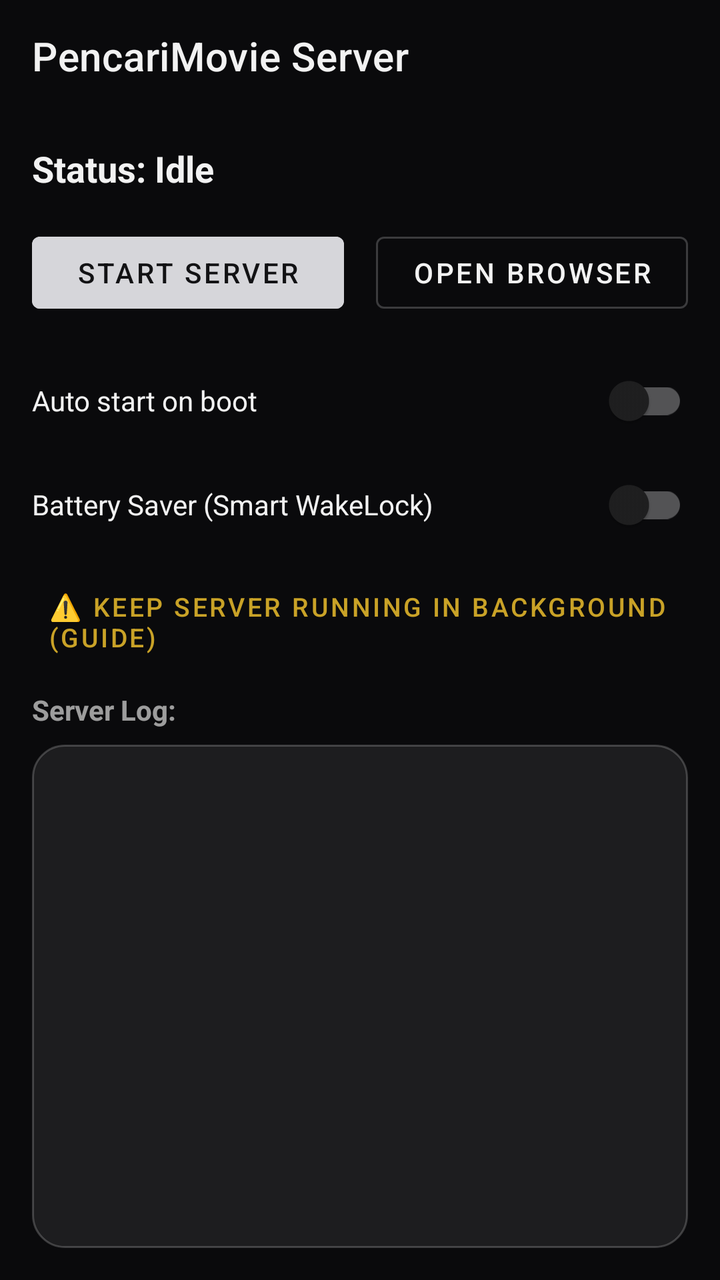
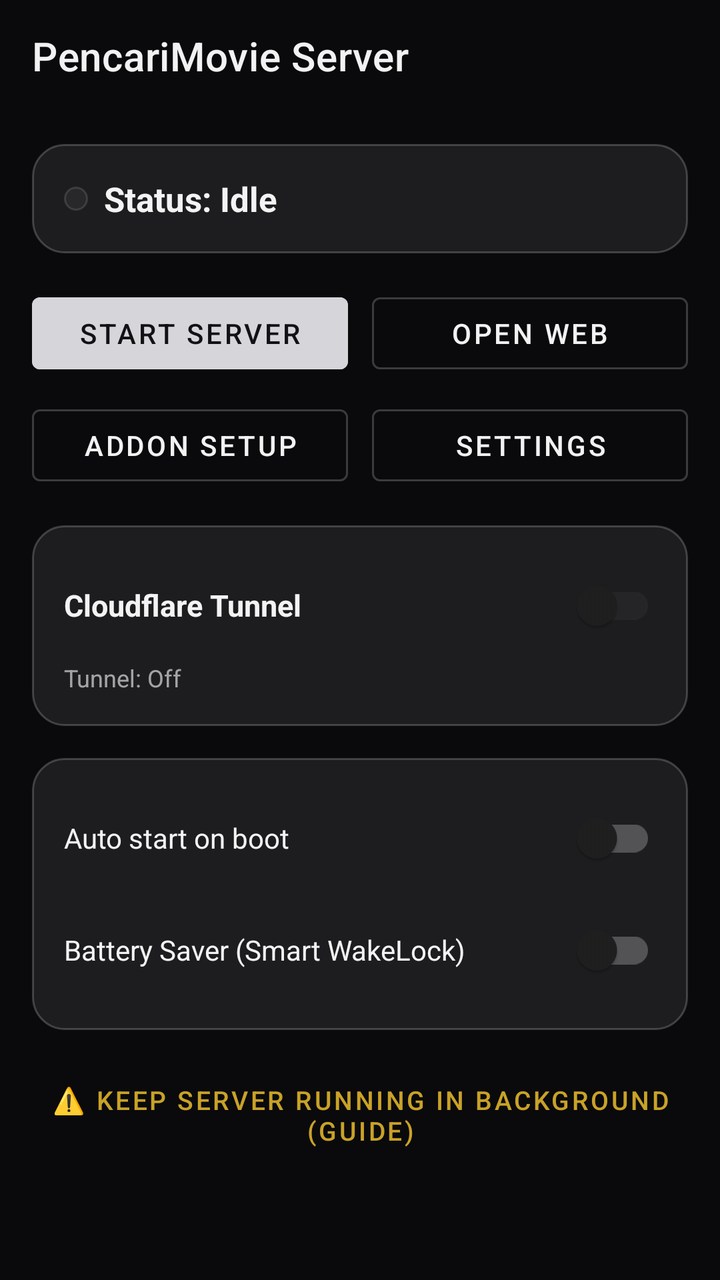

The first picture is an Android layout as it rendered before a commit; the second is the same layout after the commit. The layout source and the unified diff follow.
<!-- AndroidManifest.xml: application theme Theme.PencariMovie -->
<!-- res/layout/activity_main.xml -->
<?xml version="1.0" encoding="utf-8"?>
<androidx.coordinatorlayout.widget.CoordinatorLayout xmlns:android="http://schemas.android.com/apk/res/android"
    xmlns:app="http://schemas.android.com/apk/res-auto"
    android:layout_width="match_parent"
    android:layout_height="match_parent"
    android:background="@color/glass_bg">

    <com.google.android.material.appbar.MaterialToolbar
        android:id="@+id/toolbar"
        android:layout_width="match_parent"
        android:layout_height="?attr/actionBarSize"
        android:background="@color/glass_bg"
        android:elevation="0dp"
        app:title="@string/app_name"
        app:titleTextColor="@color/glass_text" />

    <LinearLayout
        android:layout_width="match_parent"
        android:layout_height="match_parent"
        android:layout_marginTop="?attr/actionBarSize"
        android:orientation="vertical"
        android:padding="16dp">

        <TextView
            android:id="@+id/tvStatus"
            android:layout_width="wrap_content"
            android:layout_height="wrap_content"
            android:layout_marginBottom="16dp"
            android:text="@string/status_idle"
            android:textColor="@color/glass_text"
            android:textSize="18sp"
            android:textStyle="bold" />

        
        <LinearLayout
            android:id="@+id/updateBanner"
            android:layout_width="match_parent"
            android:layout_height="wrap_content"
            android:layout_marginBottom="16dp"
            android:background="@drawable/glass_card"
            android:orientation="vertical"
            android:padding="16dp"
            android:visibility="gone">

            <TextView
                android:id="@+id/tvUpdateText"
                android:layout_width="match_parent"
                android:layout_height="wrap_content"
                android:textColor="@color/glass_text"
                android:textSize="14sp"
                android:textStyle="bold" />

            
            <ProgressBar
                android:id="@+id/updateProgress"
                style="?android:attr/progressBarStyleHorizontal"
                android:layout_width="match_parent"
                android:layout_height="wrap_content"
                android:layout_marginTop="12dp"
                android:max="100"
                android:progress="0"
                android:progressTint="@color/glass_accent"
                android:progressBackgroundTint="@color/glass_border"
                android:visibility="gone" />

            <com.google.android.material.button.MaterialButton
                android:id="@+id/btnUpdateDownload"
                style="@style/Widget.MaterialComponents.Button"
                android:layout_width="match_parent"
                android:layout_height="wrap_content"
                android:layout_marginTop="12dp"
                android:backgroundTint="@color/glass_accent"
                android:text="@string/update_download"
                android:textColor="@color/glass_on_accent" />

        </LinearLayout>

        <LinearLayout
            android:layout_width="match_parent"
            android:layout_height="wrap_content"
            android:layout_marginBottom="16dp"
            android:orientation="horizontal">

            <com.google.android.material.button.MaterialButton
                android:id="@+id/btnStartStop"
                style="@style/Widget.MaterialComponents.Button"
                android:layout_width="0dp"
                android:layout_height="wrap_content"
                android:layout_marginEnd="8dp"
                android:layout_weight="1"
                android:backgroundTint="@color/glass_accent"
                android:text="@string/start_server"
                android:textColor="@color/glass_on_accent" />

            <com.google.android.material.button.MaterialButton
                android:id="@+id/btnOpenBrowser"
                style="@style/Widget.MaterialComponents.Button.OutlinedButton"
                android:layout_width="0dp"
                android:layout_height="wrap_content"
                android:layout_marginStart="8dp"
                android:layout_weight="1"
                android:enabled="false"
                android:text="@string/open_browser"
                android:textColor="@color/glass_text"
                app:strokeColor="@color/glass_border" />

        </LinearLayout>

        <com.google.android.material.switchmaterial.SwitchMaterial
            android:id="@+id/switchAutoStart"
            android:layout_width="match_parent"
            android:layout_height="wrap_content"
            android:layout_marginBottom="4dp"
            android:text="@string/auto_start_on_boot"
            android:textColor="@color/glass_text"
            android:textSize="14sp" />

        <com.google.android.material.switchmaterial.SwitchMaterial
            android:id="@+id/switchBatterySaver"
            android:layout_width="match_parent"
            android:layout_height="wrap_content"
            android:layout_marginBottom="8dp"
            android:text="@string/battery_saver_mode"
            android:textColor="@color/glass_text"
            android:textSize="14sp" />

        <com.google.android.material.button.MaterialButton
            android:id="@+id/btnBackgroundGuide"
            style="@style/Widget.MaterialComponents.Button.TextButton"
            android:layout_width="match_parent"
            android:layout_height="wrap_content"
            android:layout_marginBottom="8dp"
            android:text="⚠️ Keep Server Running in Background (Guide)"
            android:textAlignment="textStart"
            android:textColor="@color/glass_warn"
            android:textSize="13sp" />

        <TextView
            android:layout_width="match_parent"
            android:layout_height="wrap_content"
            android:layout_marginBottom="8dp"
            android:text="Server Log:"
            android:textColor="@color/glass_text_dim"
            android:textSize="14sp"
            android:textStyle="bold" />

        <ScrollView
            android:layout_width="match_parent"
            android:layout_height="0dp"
            android:layout_weight="1"
            android:background="@drawable/glass_card"
            android:padding="12dp">

            <TextView
                android:id="@+id/tvLog"
                android:layout_width="match_parent"
                android:layout_height="wrap_content"
                android:fontFamily="monospace"
                android:textColor="@color/glass_text_dim"
                android:textSize="11sp"
                android:typeface="monospace" />

        </ScrollView>

    </LinearLayout>

</androidx.coordinatorlayout.widget.CoordinatorLayout>
<!-- resources referenced by this layout -->
<resources>
  <color name="glass_accent">#D6D6DA</color>
  <color name="glass_bg">#0A0A0C</color>
  <color name="glass_border">#33FFFFFF</color>
  <color name="glass_on_accent">#121214</color>
  <color name="glass_text">#F2FFFFFF</color>
  <color name="glass_text_dim">#99FFFFFF</color>
  <color name="glass_warn">#C9A227</color>
  <!-- drawable glass_card (drawable) -->
  <?xml version="1.0" encoding="utf-8"?>
  <shape xmlns:android="http://schemas.android.com/apk/res/android"
      android:shape="rectangle">
      <solid android:color="@color/glass_surface" />
      <stroke
          android:width="1dp"
          android:color="@color/glass_border" />
      <corners android:radius="16dp" />
  </shape>
  <string name="app_name">PencariMovie Server</string>
  <string name="auto_start_on_boot">Auto start on boot</string>
  <string name="battery_saver_mode">Battery Saver (Smart WakeLock)</string>
  <string name="open_browser">Open Browser</string>
  <string name="start_server">Start Server</string>
  <string name="status_idle">Status: Idle</string>
  <string name="update_download">Download Update</string>
  <style name="Theme.PencariMovie" parent="Theme.MaterialComponents.NoActionBar">
          
          <item name="colorPrimary">@color/glass_bg</item>
          <item name="colorPrimaryVariant">@color/glass_bg</item>
          <item name="colorOnPrimary">@color/glass_text</item>
          <item name="colorPrimarySurface">@color/glass_bg</item>
          <item name="colorPrimaryInverse">@color/glass_bg</item>
          <item name="colorSecondary">@color/secondary</item>
          <item name="colorSecondaryVariant">@color/secondary_dark</item>
          <item name="colorOnSecondary">@color/black</item>
  
          
          <item name="android:colorBackground">@color/glass_bg</item>
          <item name="colorSurface">@color/glass_bg</item>
          <item name="colorOnSurface">@color/glass_text</item>
          <item name="colorOnBackground">@color/glass_text</item>
          <item name="colorError">@color/glass_error</item>
  
          
          <item name="android:statusBarColor">@color/glass_bg</item>
          <item name="android:navigationBarColor">@color/glass_bg</item>
          <item name="android:windowLightStatusBar">false</item>
          <item name="android:windowLightNavigationBar">false</item>
  
          
          <item name="android:windowBackground">@color/glass_bg</item>
      </style>
  <color name="glass_surface">#14FFFFFF</color>
  <color name="secondary">#9AA0A6</color>
  <color name="secondary_dark">#6B7075</color>
  <color name="black">#000000</color>
  <color name="glass_error">#C25B5B</color>
</resources>

<!-- the commit's change to res/layout/activity_main.xml (unified diff, before → after) -->
@@ -14,154 +14,282 @@
         app:title="@string/app_name"
         app:titleTextColor="@color/glass_text" />
 
-    <LinearLayout
+    <ScrollView
         android:layout_width="match_parent"
         android:layout_height="match_parent"
         android:layout_marginTop="?attr/actionBarSize"
-        android:orientation="vertical"
-        android:padding="16dp">
-
-        <TextView
-            android:id="@+id/tvStatus"
-            android:layout_width="wrap_content"
-            android:layout_height="wrap_content"
-            android:layout_marginBottom="16dp"
-            android:text="@string/status_idle"
-            android:textColor="@color/glass_text"
-            android:textSize="18sp"
-            android:textStyle="bold" />
-
-        
-        <LinearLayout
-            android:id="@+id/updateBanner"
-            android:layout_width="match_parent"
-            android:layout_height="wrap_content"
-            android:layout_marginBottom="16dp"
-            android:background="@drawable/glass_card"
-            android:orientation="vertical"
-            android:padding="16dp"
-            android:visibility="gone">
-
-            <TextView
-                android:id="@+id/tvUpdateText"
-                android:layout_width="match_parent"
-                android:layout_height="wrap_content"
-                android:textColor="@color/glass_text"
-                android:textSize="14sp"
-                android:textStyle="bold" />
-
-            
-            <ProgressBar
-                android:id="@+id/updateProgress"
-                style="?android:attr/progressBarStyleHorizontal"
-                android:layout_width="match_parent"
-                android:layout_height="wrap_content"
-                android:layout_marginTop="12dp"
-                android:max="100"
-                android:progress="0"
-                android:progressTint="@color/glass_accent"
-                android:progressBackgroundTint="@color/glass_border"
-                android:visibility="gone" />
-
-            <com.google.android.material.button.MaterialButton
-                android:id="@+id/btnUpdateDownload"
-                style="@style/Widget.MaterialComponents.Button"
-                android:layout_width="match_parent"
-                android:layout_height="wrap_content"
-                android:layout_marginTop="12dp"
-                android:backgroundTint="@color/glass_accent"
-                android:text="@string/update_download"
-                android:textColor="@color/glass_on_accent" />
-
-        </LinearLayout>
+        android:fillViewport="true">
 
         <LinearLayout
             android:layout_width="match_parent"
             android:layout_height="wrap_content"
-            android:layout_marginBottom="16dp"
-            android:orientation="horizontal">
+            android:orientation="vertical"
+            android:padding="16dp">
+
+            
+            <LinearLayout
+                android:id="@+id/cardStatus"
+                android:layout_width="match_parent"
+                android:layout_height="wrap_content"
+                android:layout_marginBottom="16dp"
+                android:background="@drawable/glass_card"
+                android:orientation="vertical"
+                android:padding="16dp">
+
+                <LinearLayout
+                    android:layout_width="match_parent"
+                    android:layout_height="wrap_content"
+                    android:gravity="center_vertical"
+                    android:orientation="horizontal">
+
+                    <View
+                        android:id="@+id/viewStatusDot"
+                        android:layout_width="12dp"
+                        android:layout_height="12dp"
+                        android:layout_marginEnd="8dp"
+                        android:background="@drawable/glass_card"
+                        android:backgroundTint="@color/glass_text_dim" />
+
+                    <TextView
+                        android:id="@+id/tvStatus"
+                        android:layout_width="0dp"
+                        android:layout_height="wrap_content"
+                        android:layout_weight="1"
+                        android:text="@string/status_idle"
+                        android:textColor="@color/glass_text"
+                        android:textSize="17sp"
+                        android:textStyle="bold" />
+
+                </LinearLayout>
+
+                <ProgressBar
+                    android:id="@+id/progressBarStatus"
+                    style="?android:attr/progressBarStyleHorizontal"
+                    android:layout_width="match_parent"
+                    android:layout_height="4dp"
+                    android:layout_marginTop="8dp"
+                    android:indeterminate="true"
+                    android:indeterminateTint="@color/glass_accent"
+                    android:visibility="gone" />
+
+                <TextView
+                    android:id="@+id/tvStatusLan"
+                    android:layout_width="match_parent"
+                    android:layout_height="wrap_content"
+                    android:layout_marginTop="8dp"
+                    android:background="?attr/selectableItemBackground"
+                    android:clickable="true"
+                    android:focusable="true"
+                    android:textColor="@color/glass_ok"
+                    android:textSize="15sp"
+                    android:visibility="gone" />
+
+                <TextView
+                    android:id="@+id/tvStatusTunnel"
+                    android:layout_width="match_parent"
+                    android:layout_height="wrap_content"
+                    android:layout_marginTop="4dp"
+                    android:background="?attr/selectableItemBackground"
+                    android:clickable="true"
+                    android:focusable="true"
+                    android:textColor="@color/glass_accent"
+                    android:textSize="14sp"
+                    android:visibility="gone" />
+
+            </LinearLayout>
+
+            
+            <LinearLayout
+                android:id="@+id/updateBanner"
+                android:layout_width="match_parent"
+                android:layout_height="wrap_content"
+                android:layout_marginBottom="16dp"
+                android:background="@drawable/glass_card"
+                android:orientation="vertical"
+                android:padding="16dp"
+                android:visibility="gone">
+
+                <TextView
+                    android:id="@+id/tvUpdateText"
+                    android:layout_width="match_parent"
+                    android:layout_height="wrap_content"
+                    android:textColor="@color/glass_text"
+                    android:textSize="14sp"
+                    android:textStyle="bold" />
+
+                <ProgressBar
+                    android:id="@+id/updateProgress"
+                    style="?android:attr/progressBarStyleHorizontal"
+                    android:layout_width="match_parent"
+                    android:layout_height="wrap_content"
+                    android:layout_marginTop="12dp"
+                    android:max="100"
+                    android:progress="0"
+                    android:progressTint="@color/glass_accent"
+                    android:progressBackgroundTint="@color/glass_border"
+                    android:visibility="gone" />
+
+                <com.google.android.material.button.MaterialButton
+                    android:id="@+id/btnUpdateDownload"
+                    style="@style/Widget.MaterialComponents.Button"
+                    android:layout_width="match_parent"
+                    android:layout_height="wrap_content"
+                    android:layout_marginTop="12dp"
+                    android:backgroundTint="@color/glass_accent"
+                    android:text="@string/update_download"
+                    android:textColor="@color/glass_on_accent" />
+
+            </LinearLayout>
+
+            
+            <LinearLayout
+                android:layout_width="match_parent"
+                android:layout_height="wrap_content"
+                android:layout_marginBottom="8dp"
+                android:orientation="horizontal">
+
+                <com.google.android.material.button.MaterialButton
+                    android:id="@+id/btnStartStop"
+                    style="@style/Widget.MaterialComponents.Button"
+                    android:layout_width="0dp"
+                    android:layout_height="wrap_content"
+                    android:layout_marginEnd="6dp"
+                    android:layout_weight="1"
+                    android:backgroundTint="@color/glass_accent"
+                    android:text="@string/start_server"
+                    android:textColor="@color/glass_on_accent" />
+
+                <com.google.android.material.button.MaterialButton
+                    android:id="@+id/btnOpenWeb"
+                    style="@style/Widget.MaterialComponents.Button.OutlinedButton"
+                    android:layout_width="0dp"
+                    android:layout_height="wrap_content"
+                    android:layout_marginStart="6dp"
+                    android:layout_weight="1"
+                    android:enabled="false"
+                    android:text="@string/open_web"
+                    android:textColor="@color/glass_text"
+                    app:strokeColor="@color/glass_border" />
+
+            </LinearLayout>
+
+            
+            <LinearLayout
+                android:layout_width="match_parent"
+                android:layout_height="wrap_content"
+                android:layout_marginBottom="16dp"
+                android:orientation="horizontal">
+
+                <com.google.android.material.button.MaterialButton
+                    android:id="@+id/btnAddon"
+                    style="@style/Widget.MaterialComponents.Button.OutlinedButton"
+                    android:layout_width="0dp"
+                    android:layout_height="wrap_content"
+                    android:layout_marginEnd="6dp"
+                    android:layout_weight="1"
+                    android:enabled="false"
+                    android:text="@string/addon_setup"
+                    android:textColor="@color/glass_text"
+                    app:strokeColor="@color/glass_border" />
+
+                <com.google.android.material.button.MaterialButton
+                    android:id="@+id/btnSettings"
+                    style="@style/Widget.MaterialComponents.Button.OutlinedButton"
+                    android:layout_width="0dp"
+                    android:layout_height="wrap_content"
+                    android:layout_marginStart="6dp"
+                    android:layout_weight="1"
+                    android:enabled="false"
+                    android:text="@string/server_settings"
+                    android:textColor="@color/glass_text"
+                    app:strokeColor="@color/glass_border" />
+
+            </LinearLayout>
+
+            
+            <LinearLayout
+                android:layout_width="match_parent"
+                android:layout_height="wrap_content"
+                android:layout_marginBottom="16dp"
+                android:background="@drawable/glass_card"
+                android:orientation="vertical"
+                android:padding="16dp">
+
+                <LinearLayout
+                    android:layout_width="match_parent"
+                    android:layout_height="wrap_content"
+                    android:gravity="center_vertical"
+                    android:orientation="horizontal">
+
+                    <TextView
+                        android:layout_width="0dp"
+                        android:layout_height="wrap_content"
+                        android:layout_weight="1"
+                        android:text="@string/cloudflare_tunnel"
+                        android:textColor="@color/glass_text"
+                        android:textSize="15sp"
+                        android:textStyle="bold" />
+
+                    <com.google.android.material.switchmaterial.SwitchMaterial
+                        android:id="@+id/switchTunnel"
+                        android:layout_width="wrap_content"
+                        android:layout_height="wrap_content"
+                        android:enabled="false" />
+
+                </LinearLayout>
+
+                <TextView
+                    android:id="@+id/tvTunnelStatus"
+                    android:layout_width="match_parent"
+                    android:layout_height="wrap_content"
+                    android:layout_marginTop="4dp"
+                    android:text="@string/tunnel_off"
+                    android:textColor="@color/glass_text_dim"
+                    android:textSize="12sp" />
+
+            </LinearLayout>
+
+            
+            <LinearLayout
+                android:layout_width="match_parent"
+                android:layout_height="wrap_content"
+                android:layout_marginBottom="16dp"
+                android:background="@drawable/glass_card"
+                android:orientation="vertical"
+                android:padding="16dp">
+
+                <com.google.android.material.switchmaterial.SwitchMaterial
+                    android:id="@+id/switchAutoStart"
+                    android:layout_width="match_parent"
+                    android:layout_height="wrap_content"
+                    android:layout_marginBottom="8dp"
+                    android:text="@string/auto_start_on_boot"
+                    android:textColor="@color/glass_text"
+                    android:textSize="14sp" />
+
+                <com.google.android.material.switchmaterial.SwitchMaterial
+                    android:id="@+id/switchBatterySaver"
+                    android:layout_width="match_parent"
+                    android:layout_height="wrap_content"
+                    android:text="@string/battery_saver_mode"
+                    android:textColor="@color/glass_text"
+                    android:textSize="14sp" />
+
+            </LinearLayout>
 
             <com.google.android.material.button.MaterialButton
-                android:id="@+id/btnStartStop"
-                style="@style/Widget.MaterialComponents.Button"
-                android:layout_width="0dp"
-                android:layout_height="wrap_content"
-                android:layout_marginEnd="8dp"
-                android:layout_weight="1"
-                android:backgroundTint="@color/glass_accent"
-                android:text="@string/start_server"
-                android:textColor="@color/glass_on_accent" />
-
-            <com.google.android.material.button.MaterialButton
-                android:id="@+id/btnOpenBrowser"
-                style="@style/Widget.MaterialComponents.Button.OutlinedButton"
-                android:layout_width="0dp"
-                android:layout_height="wrap_content"
-                android:layout_marginStart="8dp"
-                android:layout_weight="1"
-                android:enabled="false"
-                android:text="@string/open_browser"
-                android:textColor="@color/glass_text"
-                app:strokeColor="@color/glass_border" />
+                android:id="@+id/btnBackgroundGuide"
+                style="@style/Widget.MaterialComponents.Button.TextButton"
+                android:layout_width="match_parent"
+                android:layout_height="wrap_content"
+                android:layout_marginBottom="16dp"
+                android:text="⚠️ Keep Server Running in Background (Guide)"
+                android:textAlignment="center"
+                android:textColor="@color/glass_warn"
+                android:textSize="13sp" />
 
         </LinearLayout>
 
-        <com.google.android.material.switchmaterial.SwitchMaterial
-            android:id="@+id/switchAutoStart"
-            android:layout_width="match_parent"
-            android:layout_height="wrap_content"
-            android:layout_marginBottom="4dp"
-            android:text="@string/auto_start_on_boot"
-            android:textColor="@color/glass_text"
-            android:textSize="14sp" />
-
-        <com.google.android.material.switchmaterial.SwitchMaterial
-            android:id="@+id/switchBatterySaver"
-            android:layout_width="match_parent"
-            android:layout_height="wrap_content"
-            android:layout_marginBottom="8dp"
-            android:text="@string/battery_saver_mode"
-            android:textColor="@color/glass_text"
-            android:textSize="14sp" />
-
-        <com.google.android.material.button.MaterialButton
-            android:id="@+id/btnBackgroundGuide"
-            style="@style/Widget.MaterialComponents.Button.TextButton"
-            android:layout_width="match_parent"
-            android:layout_height="wrap_content"
-            android:layout_marginBottom="8dp"
-            android:text="⚠️ Keep Server Running in Background (Guide)"
-            android:textAlignment="textStart"
-            android:textColor="@color/glass_warn"
-            android:textSize="13sp" />
-
-        <TextView
-            android:layout_width="match_parent"
-            android:layout_height="wrap_content"
-            android:layout_marginBottom="8dp"
-            android:text="Server Log:"
-            android:textColor="@color/glass_text_dim"
-            android:textSize="14sp"
-            android:textStyle="bold" />
-
-        <ScrollView
-            android:layout_width="match_parent"
-            android:layout_height="0dp"
-            android:layout_weight="1"
-            android:background="@drawable/glass_card"
-            android:padding="12dp">
-
-            <TextView
-                android:id="@+id/tvLog"
-                android:layout_width="match_parent"
-                android:layout_height="wrap_content"
-                android:fontFamily="monospace"
-                android:textColor="@color/glass_text_dim"
-                android:textSize="11sp"
-                android:typeface="monospace" />
-
-        </ScrollView>
-
-    </LinearLayout>
+    </ScrollView>
 
 </androidx.coordinatorlayout.widget.CoordinatorLayout>
<!-- resource entries referenced after the edit -->
@@ -3,6 +3,7 @@
   <color name="glass_accent">#D6D6DA</color>
   <color name="glass_bg">#0A0A0C</color>
   <color name="glass_border">#33FFFFFF</color>
+  <color name="glass_ok">#6FA97F</color>
   <color name="glass_on_accent">#121214</color>
   <color name="glass_text">#F2FFFFFF</color>
   <color name="glass_text_dim">#99FFFFFF</color>
@@ -17,12 +18,16 @@
           android:color="@color/glass_border" />
       <corners android:radius="16dp" />
   </shape>
+  <string name="addon_setup">Addon Setup</string>
   <string name="app_name">PencariMovie Server</string>
   <string name="auto_start_on_boot">Auto start on boot</string>
   <string name="battery_saver_mode">Battery Saver (Smart WakeLock)</string>
-  <string name="open_browser">Open Browser</string>
+  <string name="cloudflare_tunnel">Cloudflare Tunnel</string>
+  <string name="open_web">Open Web</string>
+  <string name="server_settings">Settings</string>
   <string name="start_server">Start Server</string>
   <string name="status_idle">Status: Idle</string>
+  <string name="tunnel_off">Tunnel: Off</string>
   <string name="update_download">Download Update</string>
   <style name="Theme.PencariMovie" parent="Theme.MaterialComponents.NoActionBar">
           
